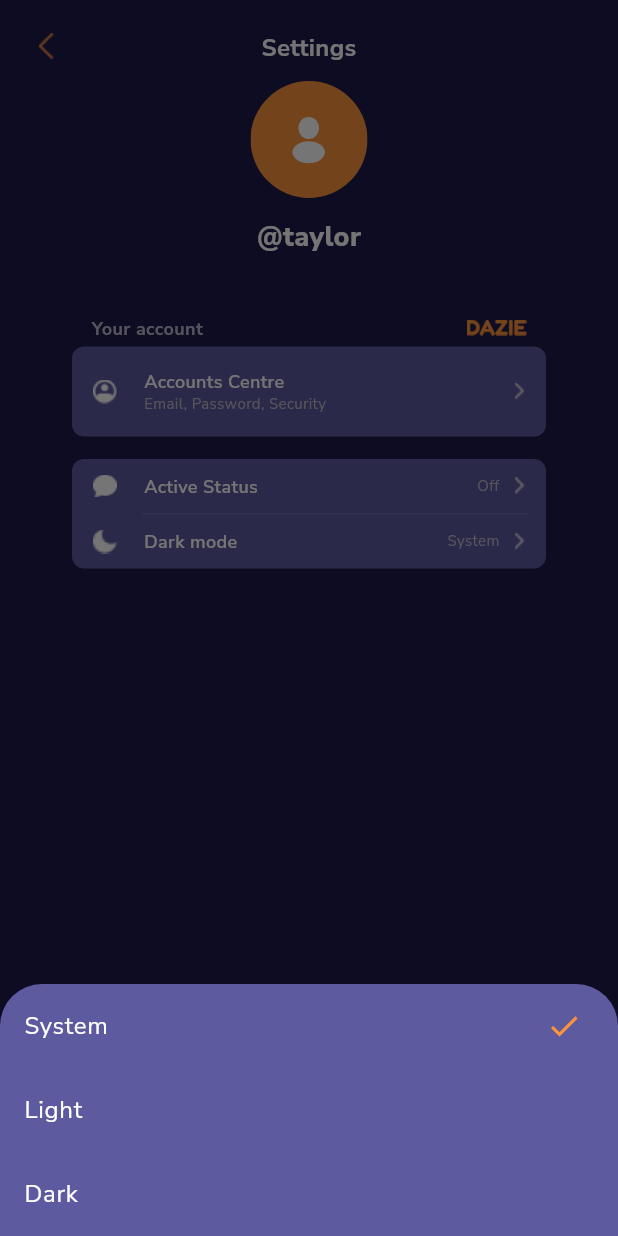
After one commit to prinpami/Dazie, a Flutter app: the SettingsScreen screen opened by its route, after a tap on "Active Status", after a tap on "Dark mode", on a phone screen of 412 x 824 dp. The commit adds this screen. Run offline on Flutter 3.47's test engine with Material 3 defaults, Android fonts, the phone set to English and light mode, and no system bars; our stand-ins replace flutter_svg.

Commit message:
feat: add the settings mockup screen

```diff
--- a/lib/main.dart
+++ b/lib/main.dart
@@ -4,6 +4,7 @@ import 'screens/home_screen.dart';
 import 'screens/login_screen.dart';
 import 'screens/onboarding_screen.dart';
 import 'screens/register_screen.dart';
+import 'screens/settings_screen.dart';
 import 'theme/app_theme.dart';
 
 void main() {
@@ -37,7 +38,12 @@ class MainApp extends StatelessWidget {
             break;
           case '/home':
             screen = HomeScreen(
-              displayName: settings.arguments as String? ?? 'Friend',
+              displayName: settings.arguments as String? ?? 'taylor',
+            );
+            break;
+          case '/settings':
+            screen = SettingsScreen(
+              displayName: settings.arguments as String? ?? 'taylor',
             );
             break;
           default:
--- /dev/null
+++ b/lib/screens/settings_screen.dart
@@ -0,0 +1,172 @@
+import 'package:flutter/material.dart';
+
+import '../theme/app_theme.dart';
+import '../widgets/settings_components.dart';
+import '../widgets/settings_profile_header.dart';
+
+class SettingsScreen extends StatefulWidget {
+  const SettingsScreen({super.key, required this.displayName});
+
+  final String displayName;
+
+  @override
+  State<SettingsScreen> createState() => _SettingsScreenState();
+}
+
+class _SettingsScreenState extends State<SettingsScreen> {
+  bool _isActive = true;
+  String _appearance = 'System';
+
+  String get _username {
+    final identity = widget.displayName.split('@').first;
+    final handle = identity.replaceAll(RegExp(r'\s+'), '').toLowerCase();
+    return '@${handle.isEmpty ? 'taylor' : handle}';
+  }
+
+  void _showPreviewMessage(String message) {
+    ScaffoldMessenger.of(context)
+      ..hideCurrentSnackBar()
+      ..showSnackBar(SnackBar(content: Text(message)));
+  }
+
+  void _chooseAppearance() {
+    showModalBottomSheet<void>(
+      context: context,
+      backgroundColor: DazieColors.searchPurple,
+      builder: (context) => SafeArea(
+        child: Column(
+          mainAxisSize: MainAxisSize.min,
+          children: [
+            for (final option in ['System', 'Light', 'Dark'])
+              ListTile(
+                title: Text(option),
+                trailing: option == _appearance
+                    ? const Icon(
+                        Icons.check,
+                        color: DazieColors.tangerineOrange,
+                      )
+                    : null,
+                onTap: () {
+                  setState(() => _appearance = option);
+                  Navigator.pop(context);
+                  if (option != 'Dark') {
+                    _showPreviewMessage(
+                      'Appearance selection is a visual preview for now.',
+                    );
+                  }
+                },
+              ),
+          ],
+        ),
+      ),
+    );
+  }
+
+  @override
+  Widget build(BuildContext context) {
+    return Scaffold(
+      backgroundColor: DazieColors.darkIndigo,
+      body: SafeArea(
+        top: false,
+        child: Column(
+          children: [
+            SettingsTitleBar(onBack: () => Navigator.maybePop(context)),
+            const SizedBox(height: 12),
+            SettingsProfileHeader(username: _username),
+            const SizedBox(height: 39),
+            const SettingsSectionHeading(),
+            const SizedBox(height: 4),
+            Padding(
+              padding: const EdgeInsets.symmetric(horizontal: 48),
+              child: SettingsCard(
+                height: 60,
+                child: InkWell(
+                  borderRadius: BorderRadius.circular(8),
+                  onTap: () => _showPreviewMessage(
+                    'Account details will be available in a later checkpoint.',
+                  ),
+                  child: const SettingRow(
+                    iconAsset: 'assets/images/Vector-2.png',
+                    title: 'Accounts Centre',
+                    subtitle: 'Email, Password, Security',
+                  ),
+                ),
+              ),
+            ),
+            const SizedBox(height: 15),
+            Padding(
+              padding: const EdgeInsets.symmetric(horizontal: 48),
+              child: SettingsCard(
+                height: 73,
+                child: Column(
+                  children: [
+                    Expanded(
+                      child: InkWell(
+                        borderRadius: const BorderRadius.vertical(
+                          top: Radius.circular(8),
+                        ),
+                        onTap: () => setState(() => _isActive = !_isActive),
+                        child: SettingRow(
+                          iconAsset: 'assets/images/Vector.png',
+                          title: 'Active Status',
+                          value: _isActive ? 'On' : 'Off',
+                        ),
+                      ),
+                    ),
+                    Container(
+                      height: 1,
+                      margin: const EdgeInsets.only(left: 47, right: 12),
+                      color: const Color(0x668F8BB7),
+                    ),
+                    Expanded(
+                      child: InkWell(
+                        borderRadius: const BorderRadius.vertical(
+                          bottom: Radius.circular(8),
+                        ),
+                        onTap: _chooseAppearance,
+                        child: SettingRow(
+                          iconAsset: 'assets/images/Vector-1.png',
+                          title: 'Dark mode',
+                          value: _appearance,
+                        ),
+                      ),
+                    ),
+                  ],
+                ),
+              ),
+            ),
+            const Spacer(),
+            Padding(
+              padding: const EdgeInsets.fromLTRB(43, 0, 43, 50),
+              child: SizedBox(
+                height: 48,
+                width: double.infinity,
+                child: FilledButton(
+                  onPressed: () => Navigator.pushNamedAndRemoveUntil(
+                    context,
+                    '/',
+                    (_) => false,
+                  ),
+                  style: FilledButton.styleFrom(
+                    backgroundColor: DazieColors.electricViolet,
+                    foregroundColor: DazieColors.white,
+                    elevation: 3,
+                    shadowColor: const Color(0xFF623FBE),
+                    shape: RoundedRectangleBorder(
+                      borderRadius: BorderRadius.circular(14),
+                    ),
+                    textStyle: const TextStyle(
+                      fontSize: 14,
+                      fontWeight: FontWeight.w800,
+                    ),
+                  ),
+                  child: const Text('LOG OUT'),
+                ),
+              ),
+            ),
+          ],
+        ),
+      ),
+    );
+  }
+}
```
